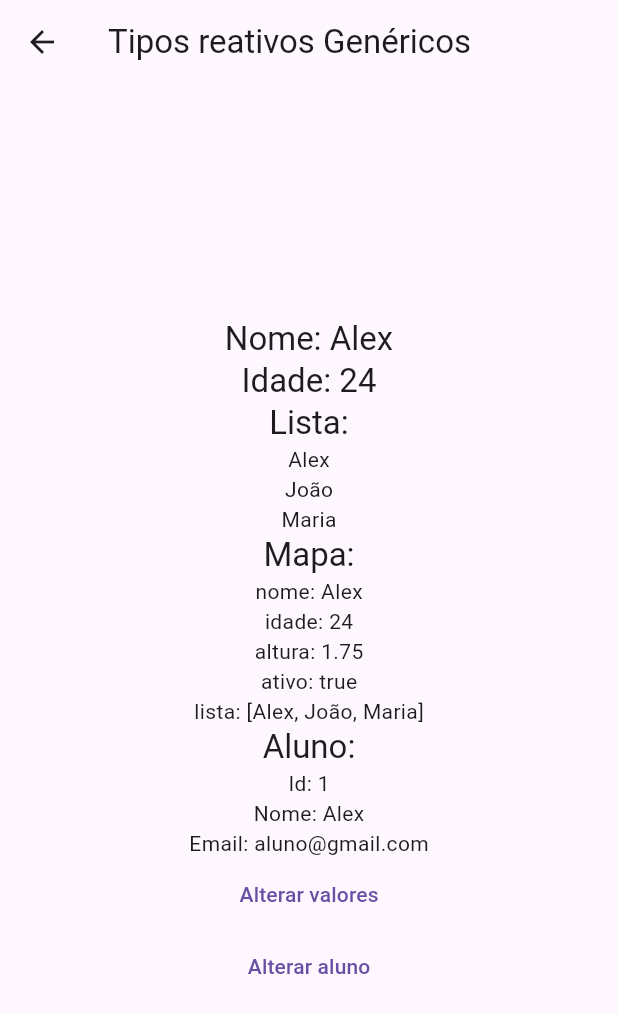
After one commit to alexlsilva7/academia-do-flutter-training, a Flutter app: the TiposReativosGenericosPage screen opened by its route, on a phone screen of 412 x 824 dp. The commit adds this screen. Shown: the top 1013 px of the screen. Run offline on Flutter 3.47's test engine with Material 2 defaults, Android fonts, the phone set to English and light mode, and no system bars; our stand-ins replace get.

Commit message:
tipos reativos genéricos

```diff
--- a/Flutter/getx/get_iniciando/lib/home_page.dart
+++ b/Flutter/getx/get_iniciando/lib/home_page.dart
@@ -26,6 +26,12 @@ class HomePage extends StatelessWidget {
               },
               child: const Text('Tipos Reativos'),
             ),
+            TextButton(
+              onPressed: () {
+                Get.toNamed('/tipos/reativos_genericos');
+              },
+              child: const Text('Tipos Reativos Genéricos'),
+            ),
           ],
         ),
       ),
--- a/Flutter/getx/get_iniciando/lib/main.dart
+++ b/Flutter/getx/get_iniciando/lib/main.dart
@@ -3,6 +3,7 @@ import 'package:get/get.dart';
 import 'package:get_iniciando/home_page.dart';
 import 'package:get_iniciando/pages/basico/reatividade_page.dart';
 import 'package:get_iniciando/pages/page_not_found_page.dart';
+import 'package:get_iniciando/pages/tipos/tipos_reativos_genericos_page.dart';
 import 'package:get_iniciando/pages/tipos/tipos_reativos_page.dart';
 
 void main() {
@@ -36,6 +37,9 @@ class MyApp extends StatelessWidget {
         GetPage(name: '/home', page: () => const HomePage()),
         GetPage(name: '/basico/reatividade', page: () => ReatividadePage()),
         GetPage(name: '/tipos/reativos', page: () => TiposReativosPage()),
+        GetPage(
+            name: '/tipos/reativos_genericos',
+            page: () => TiposReativosGenericosPage()),
       ],
     );
   }
--- /dev/null
+++ b/Flutter/getx/get_iniciando/lib/pages/tipos/model/aluno.dart
@@ -0,0 +1,11 @@
+class Aluno {
+  int id;
+  String nome;
+  String email;
+
+  Aluno({
+    required this.id,
+    required this.nome,
+    required this.email,
+  });
+}
--- /dev/null
+++ b/Flutter/getx/get_iniciando/lib/pages/tipos/tipos_reativos_genericos_page.dart
@@ -0,0 +1,109 @@
+import 'package:flutter/material.dart';
+import 'package:get/get.dart';
+import 'package:get_iniciando/pages/tipos/model/aluno.dart';
+
+class TiposReativosGenericosPage extends StatelessWidget {
+  final nome = Rx<String>('Alex');
+  final idade = Rx<int>(24);
+
+  final lista = Rx<List<String>>(['Alex', 'João', 'Maria']);
+  final mapa = Rx<Map<String, dynamic>>({
+    'nome': 'Alex',
+    'idade': 24,
+    'altura': 1.75,
+    'ativo': true,
+    'lista': ['Alex', 'João', 'Maria'],
+  });
+
+  final aluno = Rx<Aluno>(Aluno(id: 1, nome: 'Alex', email: 'aluno@gmail.com'));
+
+  TiposReativosGenericosPage({Key? key}) : super(key: key);
+
+  @override
+  Widget build(BuildContext context) {
+    return Scaffold(
+      appBar: AppBar(
+        title: const Text('Tipos reativos Genéricos'),
+      ),
+      body: Center(
+          child: Column(
+        mainAxisAlignment: MainAxisAlignment.center,
+        children: [
+          Obx(() => Text(
+                'Nome: ${nome.value}',
+                style: Theme.of(context).textTheme.titleLarge,
+              )),
+          Obx(() => Text(
+                'Idade: ${idade.value}',
+                style: Theme.of(context).textTheme.titleLarge,
+              )),
+          Obx(
+            () => Column(
+              children: [
+                Text(
+                  'Lista:',
+                  style: Theme.of(context).textTheme.titleLarge,
+                ),
+                ...lista.value.map(Text.new).toList(),
+              ],
+            ),
+          ),
+          Obx(
+            () => Column(
+              children: [
+                Text(
+                  'Mapa:',
+                  style: Theme.of(context).textTheme.titleLarge,
+                ),
+                ...mapa.value.entries
+                    .map((e) => Text('${e.key}: ${e.value}'))
+                    .toList(),
+              ],
+            ),
+          ),
+          Obx(
+            () => Column(
+              children: [
+                Text(
+                  'Aluno:',
+                  style: Theme.of(context).textTheme.titleLarge,
+                ),
+                Text('Id: ${aluno.value.id}'),
+                Text('Nome: ${aluno.value.nome}'),
+                Text('Email: ${aluno.value.email}'),
+              ],
+            ),
+          ),
+          TextButton(
+            onPressed: () {
+              nome.value = 'João';
+              idade.value = 30;
+
+              lista.value = ['João', 'Maria', 'Alex'];
+              lista.refresh();
+              mapa.value['nome'] = 'João';
+              mapa.value['idade'] = 30;
+              mapa.value['altura'] = 1.80;
+              mapa.value['ativo'] = false;
+              mapa.value['lista'] = ['João', 'Maria', 'Alex'];
+              mapa.refresh();
+            },
+            child: const Text('Alterar valores'),
+          ),
+          TextButton(
+            onPressed: () {
+              // aluno.value.id = 2;
+              // aluno.value.nome = 'João';
+              // aluno.value.email = 'test@gmail.com';
+              // aluno.refresh();
+
+              //callable class
+              aluno(Aluno(id: 2, nome: 'João', email: 'test@gmail.com'));
+            },
+            child: const Text('Alterar aluno'),
+          ),
+        ],
+      )),
+    );
+  }
+}
```
